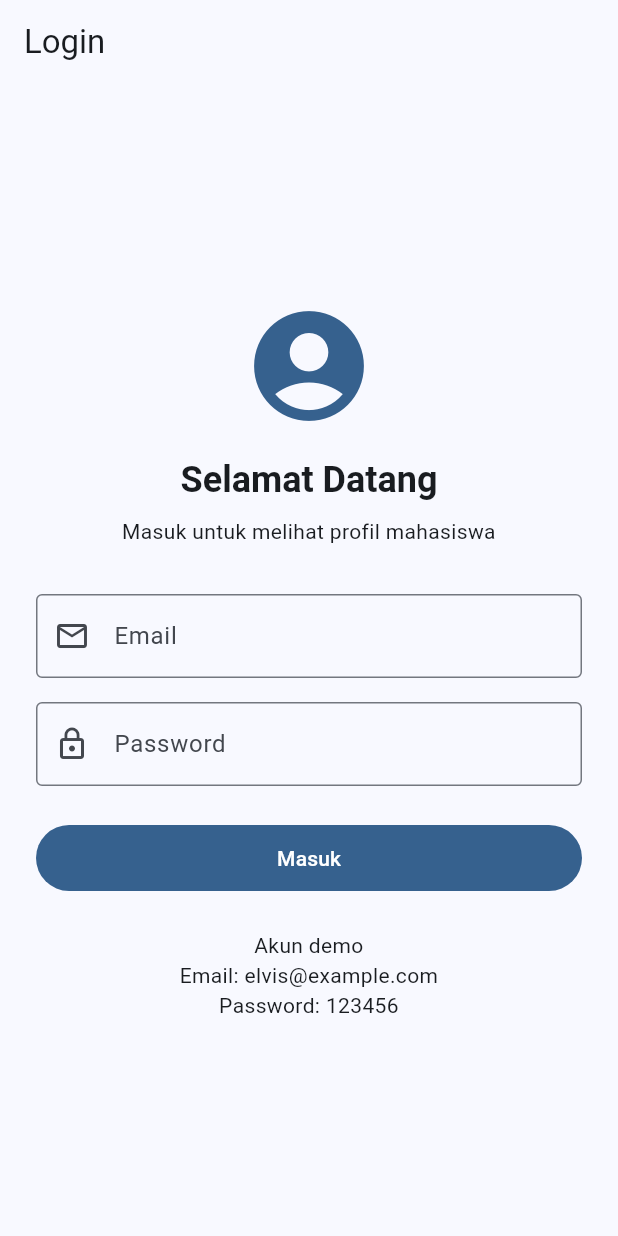
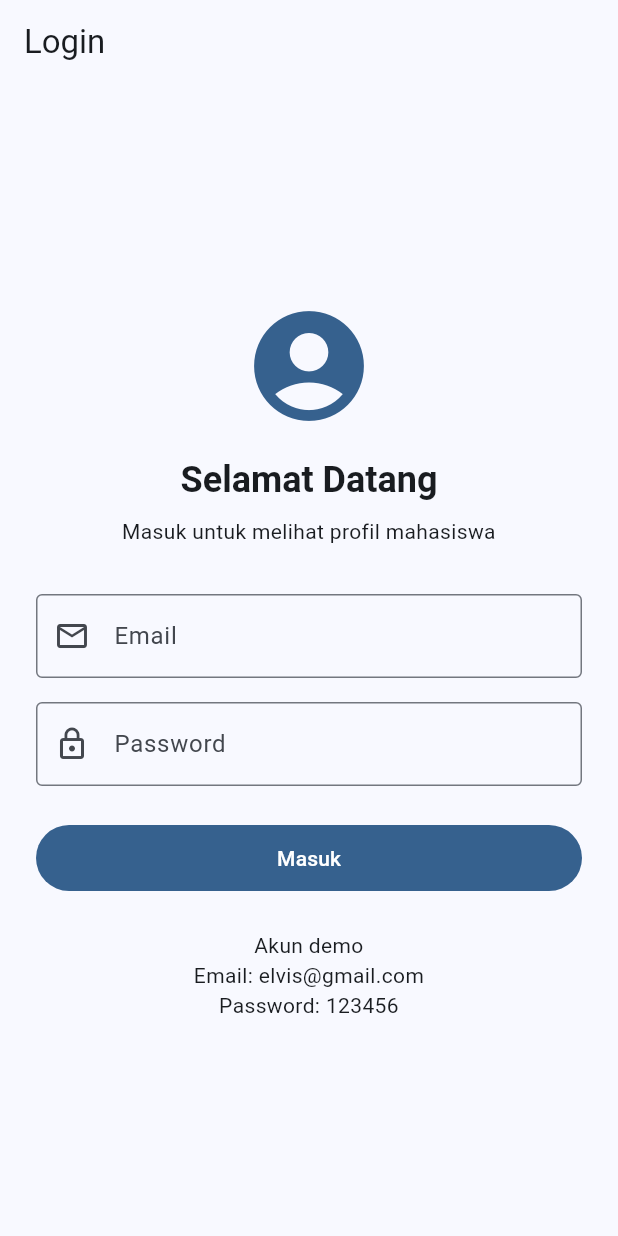
Before and after one commit to ElvizAl/uts-pml-1124160108, a Flutter app: the screen it shows after launch, on a phone screen of 412 x 824 dp. Run offline on Flutter 3.47's test engine with Material 3 defaults, Android fonts, the phone set to English and light mode, and no system bars.

Commit message:
ci: build Android release APK and align demo login

```diff
--- a/soal2_profil_app/lib/screens/login_page.dart
+++ b/soal2_profil_app/lib/screens/login_page.dart
@@ -175,7 +175,7 @@ class _LoginPageState extends State<LoginPage> {
                     const SizedBox(height: 24),
                     const Text(
                       'Akun demo\n'
-                      'Email: elvis@example.com\n'
+                      'Email: elvis@gmail.com\n'
                       'Password: 123456',
                       textAlign: TextAlign.center,
                     ),
```
Also changed, not shown: 2 other files.
